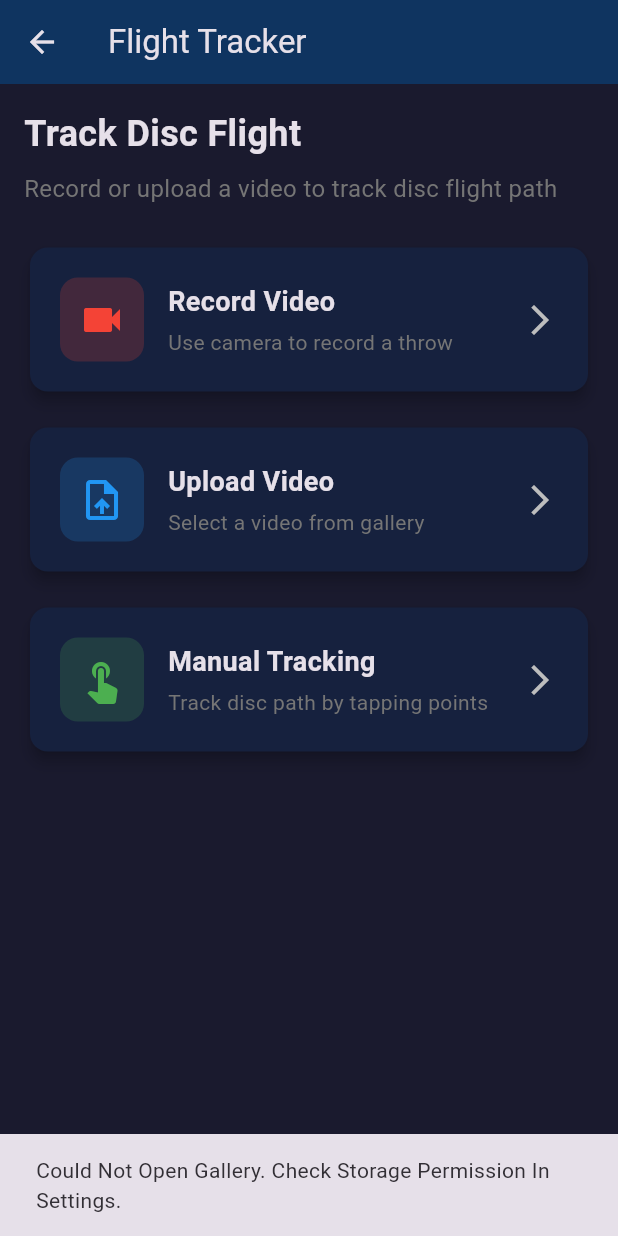
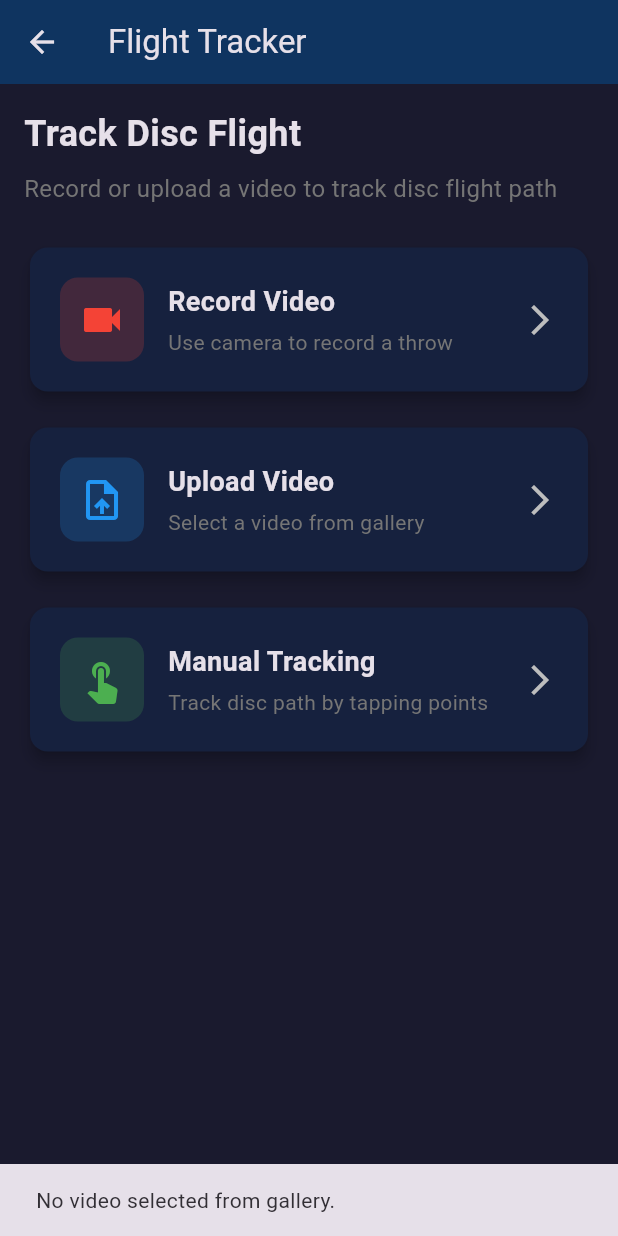
Before and after one commit to nbarr1/DiscFlightSchool, a Flutter app: the FlightTrackerScreen screen opened directly, after a tap on "Upload Video", on a phone screen of 412 x 824 dp. Run offline on Flutter 3.47's test engine with Material 3 defaults, Android fonts, the phone set to English and light mode, and no system bars; our stand-ins replace file_picker, flutter_svg, image_picker, shared_preferences, video_player; missing offline and left inert: ffmpeg_kit_flutter_new, gal, google_mlkit_pose_detection, tflite_flutter, video_thumbnail; accounts and stored records are empty.

Commit message:
Fix APK runtime errors: remove duplicate Gradle files, add ProGuard keep rule
Deleted duplicate Groovy Gradle files (build.gradle, app/build.gradle,
settings.gradle) that took precedence over KTS files and had R8
minification stripping plugin code. Added ProGuard keep rule for
file_picker. Updated Gradle wrapper to 8.13 for AGP 8.11.1 compat.
Surfaced real error messages in flight tracker and form coach screens.

Co-Authored-By: Claude Opus 4.6 <noreply@anthropic.com>

```diff
--- a/disc_golf_app/lib/screens/flight_tracker/flight_tracker_screen.dart
+++ b/disc_golf_app/lib/screens/flight_tracker/flight_tracker_screen.dart
@@ -104,9 +104,9 @@ class _FlightTrackerScreenState extends State<FlightTrackerScreen> {
                     _navigateToTrim(videoPath);
                   } else if (context.mounted) {
                     ScaffoldMessenger.of(context).showSnackBar(
-                      const SnackBar(
-                        content: Text('Could Not Open Gallery. Check Storage Permission In Settings.'),
-                        duration: Duration(seconds: 4),
+                      SnackBar(
+                        content: Text(videoService.lastError ?? 'Could Not Open Gallery. Check Storage Permission In Settings.'),
+                        duration: const Duration(seconds: 6),
                       ),
                     );
                   }
--- a/disc_golf_app/lib/screens/form_coach/form_coach_screen.dart
+++ b/disc_golf_app/lib/screens/form_coach/form_coach_screen.dart
@@ -113,9 +113,9 @@ class _FormCoachScreenState extends State<FormCoachScreen> {
                   _navigateToAnalysis(videoPath);
                 } else if (context.mounted) {
                   ScaffoldMessenger.of(context).showSnackBar(
-                    const SnackBar(
-                      content: Text('Could Not Open Camera. Check Camera Permission In Settings.'),
-                      duration: Duration(seconds: 4),
+                    SnackBar(
+                      content: Text(videoService.lastError ?? 'Could Not Open Camera. Check Camera Permission In Settings.'),
+                      duration: const Duration(seconds: 6),
                     ),
                   );
                 }
```
Also changed, not shown: 5 other files.
